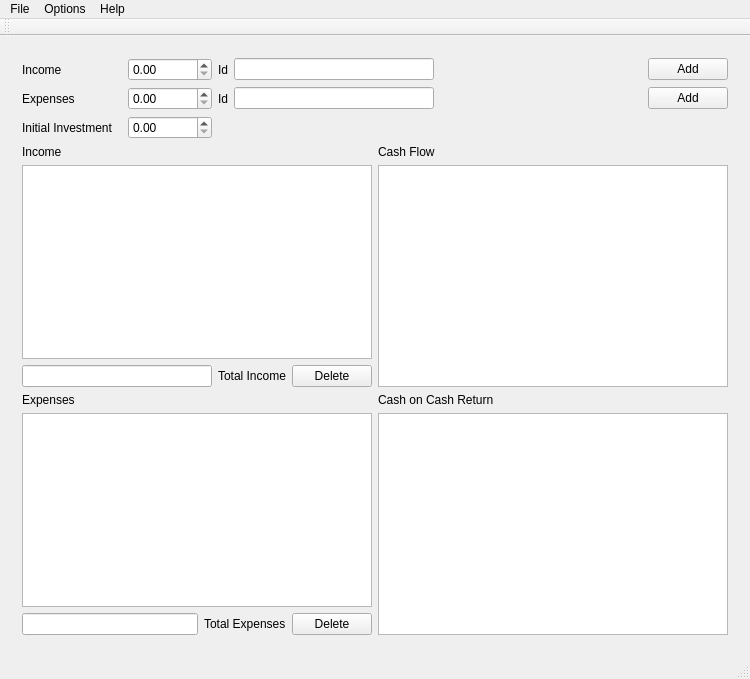
First picture: the form in mainwindow.ui, repository rafae11/Tutorials, before the edit.
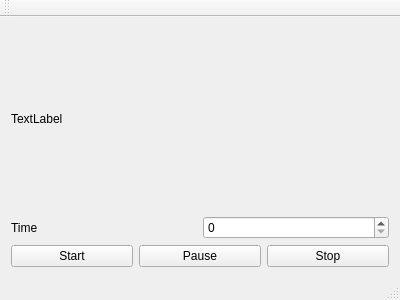
Second picture: the form after the edit. The open tabs and pages were chosen to show the change. Icons and pictures are not drawn.

```diff
--- a/mainwindow.ui
+++ b/mainwindow.ui
@@ -6,8 +6,8 @@
    <rect>
     <x>0</x>
     <y>0</y>
-    <width>750</width>
-    <height>679</height>
+    <width>400</width>
+    <height>300</height>
    </rect>
   </property>
   <property name="windowTitle">
@@ -18,503 +18,53 @@
     <normaloff>../../Desktop/1927906-200.png</normaloff>../../Desktop/1927906-200.png</iconset>
   </property>
   <widget class="QWidget" name="centralWidget">
-   <layout class="QHBoxLayout" name="horizontalLayout_3">
+   <layout class="QVBoxLayout" name="verticalLayout">
     <item>
-     <widget class="QStackedWidget" name="stackedWidget">
-      <property name="currentIndex">
-       <number>1</number>
+     <widget class="QLabel" name="label">
+      <property name="text">
+       <string>TextLabel</string>
       </property>
-      <widget class="QWidget" name="page">
-       <layout class="QVBoxLayout" name="verticalLayout_8">
-        <item>
-         <layout class="QHBoxLayout" name="horizontalLayout">
-          <item>
-           <widget class="QLabel" name="label">
-            <property name="minimumSize">
-             <size>
-              <width>100</width>
-              <height>0</height>
-             </size>
-            </property>
-            <property name="text">
-             <string>Income</string>
-            </property>
-           </widget>
-          </item>
-          <item>
-           <widget class="QDoubleSpinBox" name="IncomePrice">
-            <property name="maximum">
-             <double>100000000000000005366162204393472.000000000000000</double>
-            </property>
-           </widget>
-          </item>
-          <item>
-           <widget class="QLabel" name="label_10">
-            <property name="text">
-             <string>Id</string>
-            </property>
-           </widget>
-          </item>
-          <item>
-           <widget class="QLineEdit" name="Income">
-            <property name="sizePolicy">
-             <sizepolicy hsizetype="Fixed" vsizetype="Fixed">
-              <horstretch>0</horstretch>
-              <verstretch>0</verstretch>
-             </sizepolicy>
-            </property>
-            <property name="minimumSize">
-             <size>
-              <width>200</width>
-              <height>0</height>
-             </size>
-            </property>
-           </widget>
-          </item>
-          <item>
-           <spacer name="horizontalSpacer_2">
-            <property name="orientation">
-             <enum>Qt::Horizontal</enum>
-            </property>
-            <property name="sizeHint" stdset="0">
-             <size>
-              <width>40</width>
-              <height>20</height>
-             </size>
-            </property>
-           </spacer>
-          </item>
-          <item>
-           <widget class="QPushButton" name="AddIncome">
-            <property name="text">
-             <string>Add</string>
-            </property>
-           </widget>
-          </item>
-         </layout>
-        </item>
-        <item>
-         <layout class="QHBoxLayout" name="horizontalLayout_2">
-          <item>
-           <widget class="QLabel" name="label_2">
-            <property name="minimumSize">
-             <size>
-              <width>100</width>
-              <height>0</height>
-             </size>
-            </property>
-            <property name="text">
-             <string>Expenses</string>
-            </property>
-           </widget>
-          </item>
-          <item>
-           <widget class="QDoubleSpinBox" name="ExpensesPrice">
-            <property name="maximum">
-             <double>10000000000000000905969664.000000000000000</double>
-            </property>
-           </widget>
-          </item>
-          <item>
-           <widget class="QLabel" name="label_11">
-            <property name="text">
-             <string>Id</string>
-            </property>
-           </widget>
-          </item>
-          <item>
-           <widget class="QLineEdit" name="Expenses">
-            <property name="sizePolicy">
-             <sizepolicy hsizetype="Fixed" vsizetype="Fixed">
-              <horstretch>0</horstretch>
-              <verstretch>0</verstretch>
-             </sizepolicy>
-            </property>
-            <property name="minimumSize">
-             <size>
-              <width>200</width>
-              <height>0</height>
-             </size>
-            </property>
-           </widget>
-          </item>
-          <item>
-           <spacer name="horizontalSpacer_3">
-            <property name="orientation">
-             <enum>Qt::Horizontal</enum>
-            </property>
-            <property name="sizeHint" stdset="0">
-             <size>
-              <width>40</width>
-              <height>20</height>
-             </size>
-            </property>
-           </spacer>
-          </item>
-          <item>
-           <widget class="QPushButton" name="AddExpenses">
-            <property name="text">
-             <string>Add</string>
-            </property>
-           </widget>
-          </item>
-         </layout>
-        </item>
-        <item>
-         <layout class="QHBoxLayout" name="horizontalLayout_8">
-          <item>
-           <widget class="QLabel" name="label_9">
-            <property name="minimumSize">
-             <size>
-              <width>100</width>
-              <height>0</height>
-             </size>
-            </property>
-            <property name="text">
-             <string>Initial Investment</string>
-            </property>
-           </widget>
-          </item>
-          <item>
-           <widget class="QDoubleSpinBox" name="Investment">
-            <property name="maximum">
-             <double>100000000000000005366162204393472.000000000000000</double>
-            </property>
-           </widget>
-          </item>
-          <item>
-           <spacer name="horizontalSpacer_5">
-            <property name="orientation">
-             <enum>Qt::Horizontal</enum>
-            </property>
-            <property name="sizeHint" stdset="0">
-             <size>
-              <width>40</width>
-              <height>20</height>
-             </size>
-            </property>
-           </spacer>
-          </item>
-         </layout>
-        </item>
-        <item>
-         <layout class="QVBoxLayout" name="verticalLayout_7">
-          <item>
-           <layout class="QHBoxLayout" name="horizontalLayout_6">
-            <item>
-             <layout class="QVBoxLayout" name="verticalLayout_5">
-              <item>
-               <layout class="QVBoxLayout" name="verticalLayout">
-                <item>
-                 <widget class="QLabel" name="label_3">
-                  <property name="text">
-                   <string>Income</string>
-                  </property>
-                 </widget>
-                </item>
-                <item>
-                 <widget class="QListView" name="IncomeView">
-                  <property name="selectionMode">
-                   <enum>QAbstractItemView::SingleSelection</enum>
-                  </property>
-                 </widget>
-                </item>
-               </layout>
-              </item>
-              <item>
-               <layout class="QHBoxLayout" name="horizontalLayout_4">
-                <item>
-                 <widget class="QLineEdit" name="IncomeTotal">
-                  <property name="readOnly">
-                   <bool>true</bool>
-                  </property>
-                 </widget>
-                </item>
-                <item>
-                 <widget class="QLabel" name="label_7">
-                  <property name="text">
-                   <string>Total Income</string>
-                  </property>
-                 </widget>
-                </item>
-                <item>
-                 <widget class="QPushButton" name="DeleteIncome">
-                  <property name="text">
-                   <string>Delete</string>
-                  </property>
-                 </widget>
-                </item>
-               </layout>
-              </item>
-             </layout>
-            </item>
-            <item>
-             <layout class="QVBoxLayout" name="verticalLayout_2">
-              <item>
-               <widget class="QLabel" name="label_4">
-                <property name="text">
-                 <string>Cash Flow</string>
-                </property>
-               </widget>
-              </item>
-              <item>
-               <widget class="QListView" name="CashFlow"/>
-              </item>
-             </layout>
-            </item>
-           </layout>
-          </item>
-          <item>
-           <layout class="QHBoxLayout" name="horizontalLayout_7">
-            <item>
-             <layout class="QVBoxLayout" name="verticalLayout_6">
-              <item>
-               <layout class="QVBoxLayout" name="verticalLayout_3">
-                <item>
-                 <widget class="QLabel" name="label_5">
-                  <property name="text">
-                   <string>Expenses</string>
-                  </property>
-                 </widget>
-                </item>
-                <item>
-                 <widget class="QListView" name="ExpensesView"/>
-                </item>
-               </layout>
-              </item>
-              <item>
-               <layout class="QHBoxLayout" name="horizontalLayout_5">
-                <item>
-                 <widget class="QLineEdit" name="ExpensesTotal">
-                  <property name="readOnly">
-                   <bool>true</bool>
-                  </property>
-                 </widget>
-                </item>
-                <item>
-                 <widget class="QLabel" name="label_8">
-                  <property name="text">
-                   <string>Total Expenses</string>
-                  </property>
-                 </widget>
-                </item>
-                <item>
-                 <widget class="QPushButton" name="DeleteExpenses">
-                  <property name="text">
-                   <string>Delete</string>
-                  </property>
-                 </widget>
-                </item>
-               </layout>
-              </item>
-             </layout>
-            </item>
-            <item>
-             <layout class="QVBoxLayout" name="verticalLayout_4">
-              <item>
-               <widget class="QLabel" name="label_6">
-                <property name="text">
-                 <string>Cash on Cash Return</string>
-                </property>
-               </widget>
-              </item>
-              <item>
-               <widget class="QListView" name="CashOnCash"/>
-              </item>
-             </layout>
-            </item>
-           </layout>
-          </item>
-         </layout>
-        </item>
-       </layout>
-      </widget>
-      <widget class="QWidget" name="page_2">
-       <layout class="QVBoxLayout" name="verticalLayout_9">
-        <item>
-         <layout class="QHBoxLayout" name="horizontalLayout_13">
-          <item>
-           <widget class="QLabel" name="label_12">
-            <property name="text">
-             <string>Monthly Payment</string>
-            </property>
-           </widget>
-          </item>
-          <item>
-           <widget class="QLineEdit" name="MonthlyAmount">
-            <property name="sizePolicy">
-             <sizepolicy hsizetype="Fixed" vsizetype="Fixed">
-              <horstretch>0</horstretch>
-              <verstretch>0</verstretch>
-             </sizepolicy>
-            </property>
-            <property name="readOnly">
-             <bool>true</bool>
-            </property>
-           </widget>
-          </item>
-         </layout>
-        </item>
-        <item>
-         <layout class="QHBoxLayout" name="horizontalLayout_9">
-          <item>
-           <widget class="QLabel" name="label_16">
-            <property name="text">
-             <string>Initial Deposit</string>
-            </property>
-           </widget>
-          </item>
-          <item>
-           <widget class="QDoubleSpinBox" name="InitialDeposit">
-            <property name="sizePolicy">
-             <sizepolicy hsizetype="Fixed" vsizetype="Fixed">
-              <horstretch>0</horstretch>
-              <verstretch>0</verstretch>
-             </sizepolicy>
-            </property>
-            <property name="wrapping">
-             <bool>true</bool>
-            </property>
-            <property name="maximum">
-             <double>10000000.000000000000000</double>
-            </property>
-            <property name="singleStep">
-             <double>1000.000000000000000</double>
-            </property>
-            <property name="value">
-             <double>10500.000000000000000</double>
-            </property>
-           </widget>
-          </item>
-         </layout>
-        </item>
-        <item>
-         <layout class="QHBoxLayout" name="horizontalLayout_10">
-          <item>
-           <widget class="QLabel" name="label_13">
-            <property name="text">
-             <string>Principal Amount</string>
-            </property>
-           </widget>
-          </item>
-          <item>
-           <widget class="QDoubleSpinBox" name="PrincipalSpinBox">
-            <property name="wrapping">
-             <bool>true</bool>
-            </property>
-            <property name="maximum">
-             <double>10000000.000000000000000</double>
-            </property>
-            <property name="singleStep">
-             <double>1000.000000000000000</double>
-            </property>
-            <property name="value">
-             <double>94500.000000000000000</double>
-            </property>
-           </widget>
-          </item>
-          <item>
-           <widget class="QLineEdit" name="PrincipalAmount">
-            <property name="sizePolicy">
-             <sizepolicy hsizetype="Fixed" vsizetype="Fixed">
-              <horstretch>0</horstretch>
-              <verstretch>0</verstretch>
-             </sizepolicy>
-            </property>
-            <property name="readOnly">
-             <bool>true</bool>
-            </property>
-           </widget>
-          </item>
-         </layout>
-        </item>
-        <item>
-         <layout class="QHBoxLayout" name="horizontalLayout_11">
-          <item>
-           <widget class="QLabel" name="label_14">
-            <property name="text">
-             <string>Interest Rate</string>
-            </property>
-           </widget>
-          </item>
-          <item>
-           <widget class="QDoubleSpinBox" name="InterestSpinBox">
-            <property name="wrapping">
-             <bool>true</bool>
-            </property>
-            <property name="maximum">
-             <double>100.000000000000000</double>
-            </property>
-            <property name="singleStep">
-             <double>1.000000000000000</double>
-            </property>
-            <property name="value">
-             <double>2.900000000000000</double>
-            </property>
-           </widget>
-          </item>
-          <item>
-           <widget class="QLineEdit" name="InterestRate">
-            <property name="sizePolicy">
-             <sizepolicy hsizetype="Fixed" vsizetype="Fixed">
-              <horstretch>0</horstretch>
-              <verstretch>0</verstretch>
-             </sizepolicy>
-            </property>
-            <property name="readOnly">
-             <bool>true</bool>
-            </property>
-           </widget>
-          </item>
-         </layout>
-        </item>
-        <item>
-         <layout class="QHBoxLayout" name="horizontalLayout_12">
-          <item>
-           <widget class="QLabel" name="label_15">
-            <property name="text">
-             <string>Years to Pay</string>
-            </property>
-           </widget>
-          </item>
-          <item>
-           <widget class="QSpinBox" name="YearsSpinBox">
-            <property name="wrapping">
-             <bool>true</bool>
-            </property>
-            <property name="minimum">
-             <number>0</number>
-            </property>
-            <property name="maximum">
-             <number>1000</number>
-            </property>
-            <property name="value">
-             <number>21</number>
-            </property>
-           </widget>
-          </item>
-          <item>
-           <widget class="QLineEdit" name="YearsToPay">
-            <property name="sizePolicy">
-             <sizepolicy hsizetype="Fixed" vsizetype="Fixed">
-              <horstretch>0</horstretch>
-              <verstretch>0</verstretch>
-             </sizepolicy>
-            </property>
-            <property name="readOnly">
-             <bool>true</bool>
-            </property>
-           </widget>
-          </item>
-         </layout>
-        </item>
-        <item>
-         <layout class="QHBoxLayout" name="chartlayout"/>
-        </item>
-       </layout>
-      </widget>
      </widget>
     </item>
+    <item>
+     <layout class="QHBoxLayout" name="horizontalLayout_2">
+      <item>
+       <widget class="QLabel" name="Display">
+        <property name="text">
+         <string>Time</string>
+        </property>
+       </widget>
+      </item>
+      <item>
+       <widget class="QSpinBox" name="Time"/>
+      </item>
+     </layout>
+    </item>
+    <item>
+     <layout class="QHBoxLayout" name="horizontalLayout">
+      <item>
+       <widget class="QPushButton" name="Start">
+        <property name="text">
+         <string>Start</string>
+        </property>
+       </widget>
+      </item>
+      <item>
+       <widget class="QPushButton" name="Stop">
+        <property name="text">
+         <string>Pause</string>
+        </property>
+       </widget>
+      </item>
+      <item>
+       <widget class="QPushButton" name="Pause">
+        <property name="text">
+         <string>Stop</string>
+        </property>
+       </widget>
+      </item>
+     </layout>
+    </item>
    </layout>
   </widget>
   <widget class="QMenuBar" name="menuBar">
@@ -522,32 +72,10 @@
     <rect>
      <x>0</x>
      <y>0</y>
-     <width>750</width>
+     <width>400</width>
      <height>21</height>
     </rect>
    </property>
-   <widget class="QMenu" name="menuFile">
-    <property name="title">
-     <string>File</string>
-    </property>
-    <addaction name="actionExit"/>
-   </widget>
-   <widget class="QMenu" name="menuAbout">
-    <property name="title">
-     <string>Help</string>
-    </property>
-    <addaction name="actionAbout"/>
-   </widget>
-   <widget class="QMenu" name="menuOptions">
-    <property name="title">
-     <string>Options</string>
-    </property>
-    <addaction name="actionCashFlow"/>
-    <addaction name="actionMortgage_Calculator"/>
-   </widget>
-   <addaction name="menuFile"/>
-   <addaction name="menuOptions"/>
-   <addaction name="menuAbout"/>
   </widget>
   <widget class="QToolBar" name="mainToolBar">
    <attribute name="toolBarArea">
```
Left out of the diff: 26 changed lines with no effect on the pictures.
